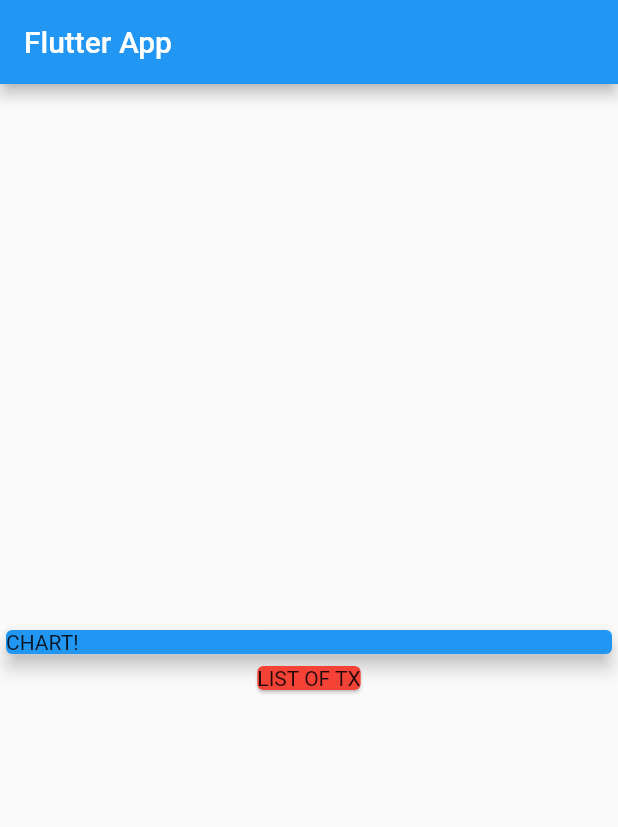
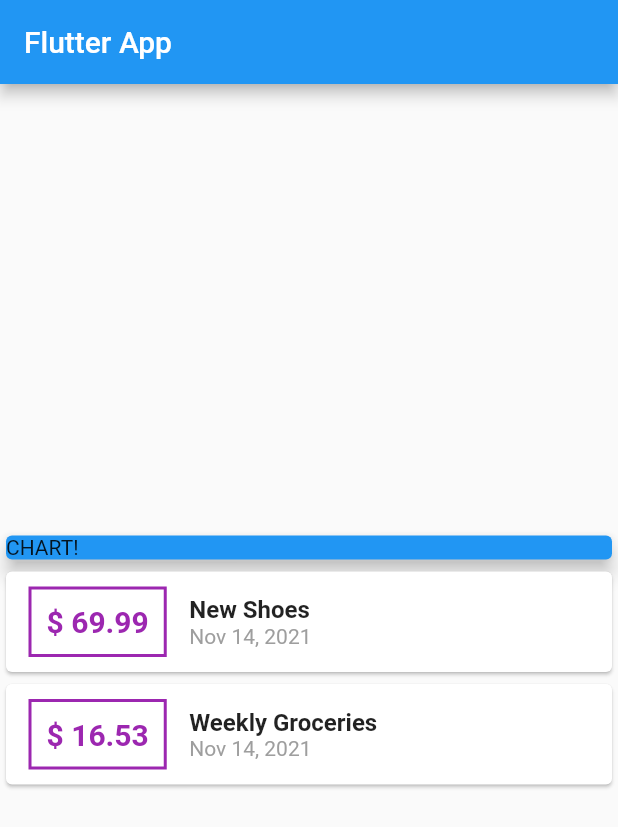
Before and after one commit to GannonDetroit/expense_app, a Flutter app: the screen it shows after launch, on a phone screen of 412 x 824 dp. Shown: the top 827 px of the screen. Run offline on Flutter 3.47's test engine with Material 2 defaults, Android fonts, the phone set to English and light mode, and no system bars.

Commit message:
did some initial styling of the transaction row cards and learned to import and use date formatter library

```diff
--- a/analysis_options.yaml
+++ b/analysis_options.yaml
@@ -7,7 +7,7 @@
 
 # The following line activates a set of recommended lints for Flutter apps,
 # packages, and plugins designed to encourage good coding practices.
-include: package:flutter_lints/flutter.yaml
+# include: package:flutter_lints/flutter.yaml
 
 linter:
   # The lint rules applied to this project can be customized in the
--- a/lib/main.dart
+++ b/lib/main.dart
@@ -1,6 +1,8 @@
 // ignore_for_file: use_key_in_widget_constructors
 
 import 'package:flutter/material.dart';
+import 'package:intl/intl.dart';
+import './transactions.dart';
 
 void main() => runApp(MyApp());
 
@@ -15,6 +17,16 @@ class MyApp extends StatelessWidget {
 }
 
 class MyHomePage extends StatelessWidget {
+  final List<Transaction> transactions = [
+    Transaction(
+        id: 't1', title: 'New Shoes', amount: 69.99, date: DateTime.now()),
+    Transaction(
+        id: 't2',
+        title: 'Weekly Groceries',
+        amount: 16.53,
+        date: DateTime.now())
+  ];
+
   @override
   Widget build(BuildContext context) {
     return Scaffold(
@@ -26,7 +38,7 @@ class MyHomePage extends StatelessWidget {
             MainAxisAlignment.center, //adjust it's look vertically on screen.
         crossAxisAlignment:
             CrossAxisAlignment.center, //adjust its look hoizontally.
-        children: <Widget>[
+        children: [
           //Note: Card will assume the size of its child unless you specify for it to be bigger with a container (either wrap the card with a container with set width or do it to its child).
           Card(
             child: Container(
@@ -37,9 +49,48 @@ class MyHomePage extends StatelessWidget {
             elevation:
                 5, //how 'high' or 'forward' this card looks. so the drop shadow is stronger too.
           ),
-          Card(
-            color: Colors.red,
-            child: Text('LIST OF TX'),
+          Column(
+            children: [
+              // spread operator solves a bug about a list of widgets not working with map
+              // to put a dynamic amount of objects in a column use map and return whatever widget you want but add .toList() at the end.
+              ...transactions.map((tx) {
+                return Card(
+                  child: Row(
+                    children: <Widget>[
+                      Container(
+                        padding: EdgeInsets.all(10),
+                        margin:
+                            EdgeInsets.symmetric(vertical: 10, horizontal: 15),
+                        decoration: BoxDecoration(
+                            border: Border.all(color: Colors.purple, width: 2)),
+                        child: Text(
+                          //This is how you can use string interpulation and how to show dollar signs since they are a reserved character in dart, so \$ to show them.
+                          '\$ ${tx.amount}',
+                          style: TextStyle(
+                              fontWeight: FontWeight.bold,
+                              fontSize: 20,
+                              color: Colors.purple),
+                        ),
+                      ),
+                      Column(
+                        crossAxisAlignment: CrossAxisAlignment.start,
+                        children: <Widget>[
+                          Text(
+                            tx.title,
+                            style: TextStyle(
+                                fontSize: 16, fontWeight: FontWeight.bold),
+                          ),
+                          Text(
+                            DateFormat('MMM dd, yyyy').format(tx.date),
+                            style: TextStyle(color: Colors.grey),
+                          )
+                        ],
+                      )
+                    ],
+                  ),
+                );
+              }).toList(),
+            ],
           )
         ],
       ),
--- /dev/null
+++ b/lib/transactions.dart
@@ -0,0 +1,19 @@
+//this is just Dart, not really flutter and its just creating a class for Transaction objects, so not even a widget, just
+//good old fashion OOP type stuff. HOWEVER, since I want to use the @required that IS a flutter thing, thus the import below.
+
+import 'package:flutter/foundation.dart';
+
+class Transaction {
+  //properties: remember that final means they get and keep their values when the object is created at run time.
+  final String id;
+  final String title;
+  final double amount;
+  final DateTime date;
+
+  //constructor
+  Transaction(
+      {@required this.id,
+      @required this.title,
+      @required this.amount,
+      @required this.date});
+}
--- a/pubspec.yaml
+++ b/pubspec.yaml
@@ -20,9 +20,11 @@ version: 1.0.0+1
 environment:
   sdk: ">=2.11.0 <3.0.0"
 
+# WHITE SPACE MATTERS!!! mind you indenting on this file.
 dependencies:
   flutter:
     sdk: flutter
+  intl: ^0.17.0
 
 
   # The following adds the Cupertino Icons font to your application.
```
Also changed, not shown: pubspec.lock.
